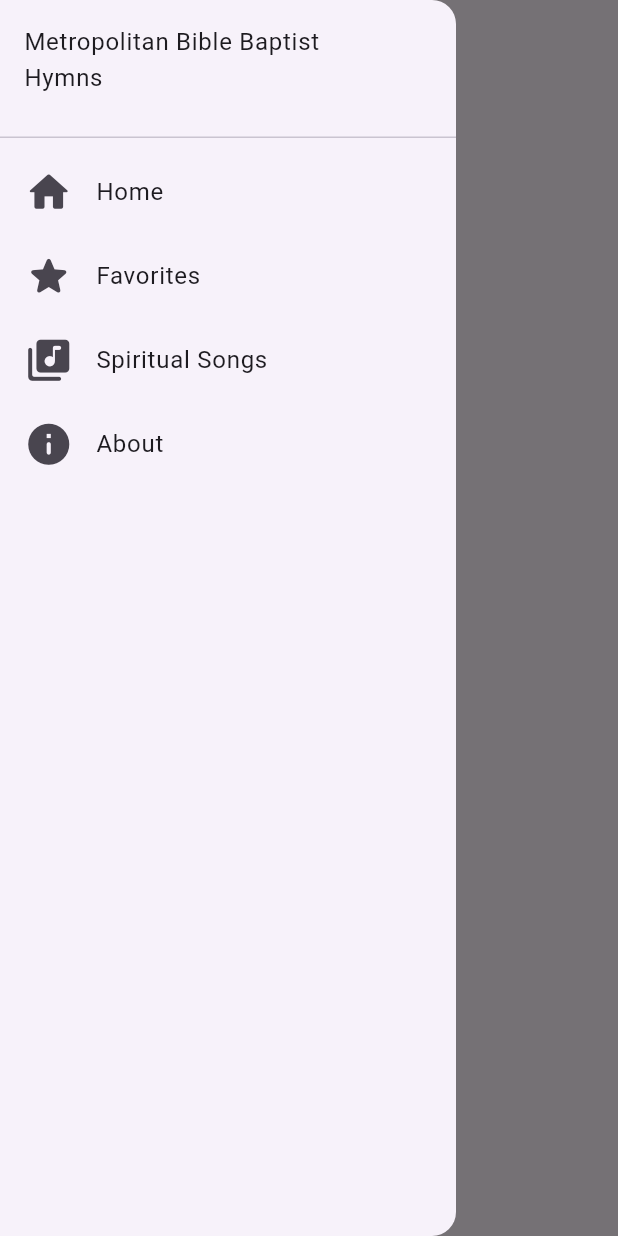
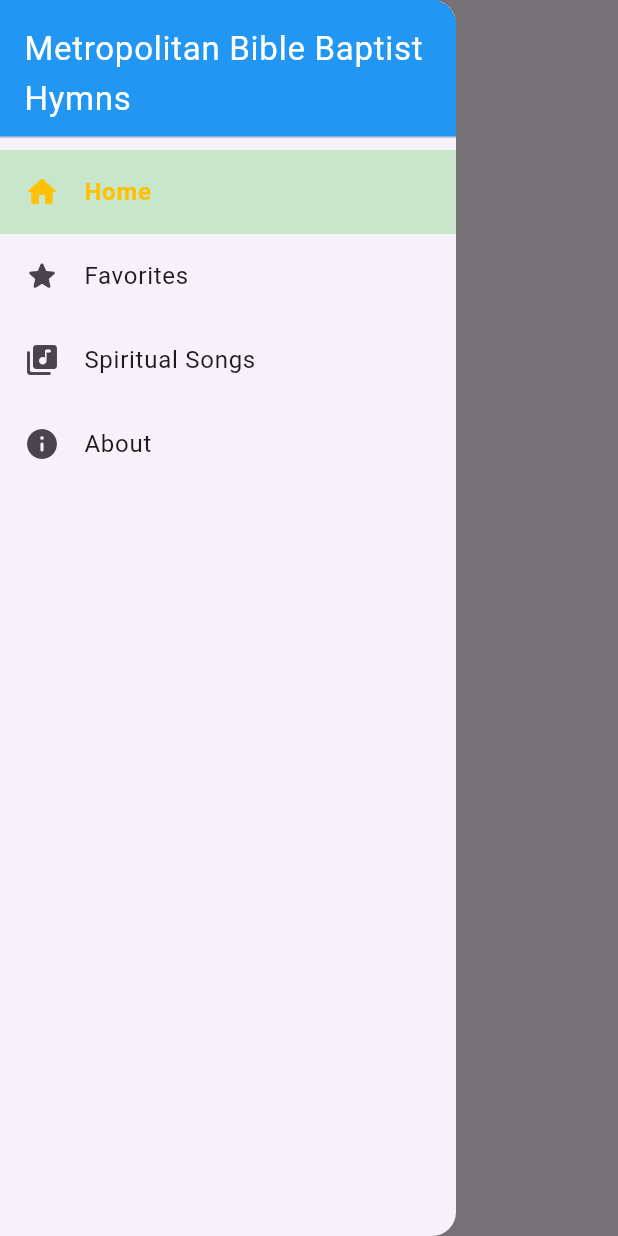
Before and after one commit to JoshNicked/Hymns, a Flutter app: the screen it shows after launch, with the side drawer open, on a phone screen of 412 x 824 dp. Run offline on Flutter 3.47's test engine with Material 3 defaults, Android fonts, the phone set to English and light mode, and no system bars.

Commit message:
Hanburger Nav Menu

```diff
--- a/lib/about_page.dart
+++ b/lib/about_page.dart
@@ -5,6 +5,10 @@ class AboutPage extends StatelessWidget {
 
   @override
   Widget build(BuildContext context) {
-    return const Placeholder();
+    return Scaffold(
+      body: Center(
+        child: Text("About"),
+      ),
+    );
   }
 }
--- a/lib/favorites_page.dart
+++ b/lib/favorites_page.dart
@@ -8,7 +8,7 @@ class FavoritesPage extends StatelessWidget {
   Widget build(BuildContext context) {
     return Scaffold(
       body: Center(
-        child: Text("What"),
+        child: Text("Favorites Page"),
       ),
     );
   }
--- a/lib/home_page.dart
+++ b/lib/home_page.dart
@@ -1,5 +1,4 @@
 import 'package:flutter/material.dart';
-import 'package:hymnals/favorites_page.dart';
 
 
 class HomePage extends StatelessWidget {
@@ -8,81 +7,12 @@ class HomePage extends StatelessWidget {
   @override
   Widget build(BuildContext context) {
     return Scaffold(
-      appBar: AppBar(
-        title: const Text("Home"),
-      ),
-      drawer: Drawer(
-
-        child: ListView(
+      body: Center(
+        child: Column(
+          mainAxisAlignment: MainAxisAlignment.center,
           children: [
-
-            SizedBox(
-              height: 100,
-              child: DrawerHeader(
-                child: Text(
-                  "Metropolitan Bible Baptist\nHymns",
-                  style: TextStyle(
-
-                  )
-                )
-              ),
-            ),
-
-            ListTile(
-              title: Row(
-                children: [
-                  Icon(Icons.home_rounded,
-                    size: 33,),
-                  SizedBox(width: 15),
-                  Text("Home")
-                ],
-              ),
-              onTap: () {}
-            ),
-
-            ListTile(
-              title: Row(
-                children: [
-                  Icon(Icons.star_rounded,
-                    size: 33,),
-                  SizedBox(width: 15),
-                  Text("Favorites")
-                ],
-              ),
-              onTap: () {Navigator.push(context,  MaterialPageRoute(builder: (context) => FavoritesPage()),);}
-            ),
-
-            ListTile(
-              title: Row(
-                children: [
-                  Icon(Icons.my_library_music_rounded,
-                    size: 33,),
-                  SizedBox(width: 15),
-                  Text("Spiritual Songs")
-                ],
-              ),
-              onTap: () {}
-            ),
-
-            ListTile(
-              title: Row(
-                children: [
-                  Icon(Icons.info_rounded,
-                    size: 33,),
-                  SizedBox(width: 15),
-                  Text("About")
-                ],
-              ),
-              onTap: () {}
-            ),
-
-
-
-          ],
-        ),
-      ),
-      body: Center(
-        child: Text("Loading..."),
+            Text("Home Page")
+          ],),
       ),
     );
   }
--- a/lib/loading_page.dart
+++ b/lib/loading_page.dart
@@ -8,7 +8,7 @@ class LoadingPage extends StatelessWidget {
   @override
   Widget build(BuildContext context) {
   Future.delayed(Duration(seconds: 4),() {
-    Navigator.pushReplacementNamed(context, 'home_page');
+    Navigator.pushReplacementNamed(context, 'main_template');
   });
 
 
--- a/lib/main.dart
+++ b/lib/main.dart
@@ -3,6 +3,7 @@ import 'package:hymnals/about_page.dart';
 import 'package:hymnals/favorites_page.dart';
 import 'package:hymnals/home_page.dart';
 import 'package:hymnals/loading_page.dart';
+import 'package:hymnals/main_template.dart';
 import 'package:hymnals/songs_page.dart';
 
 
@@ -20,6 +21,7 @@ class HymnsApp extends StatelessWidget {
       initialRoute: 'loading_in_page',
       routes: {
         'loading_in_page': (context) => LoadingPage(),
+        'main_template': (context) => MainTemplate(),
         'home_page': (context) => HomePage(),
         'favorites_page': (context) => FavoritesPage(),
         'songs_page': (context) => SongsPage(),
--- /dev/null
+++ b/lib/main_template.dart
@@ -0,0 +1,156 @@
+import 'package:flutter/material.dart';
+import 'package:hymnals/about_page.dart';
+import 'package:hymnals/favorites_page.dart';
+import 'package:hymnals/home_page.dart';
+import 'package:hymnals/songs_page.dart';
+
+
+
+class MainTemplate extends StatelessWidget {
+  const MainTemplate({super.key});
+
+  @override
+  Widget build(BuildContext context) {
+    return MaterialApp(
+      debugShowCheckedModeBanner: false,
+      home: MainTemplatePage(),
+    );
+  }
+}
+
+class MainTemplatePage extends StatefulWidget {
+  const MainTemplatePage({super.key});
+
+  @override
+  _HomePageState createState() => _HomePageState();
+}
+
+class _HomePageState extends State<MainTemplatePage> {
+  int _selectedIndex = 0;
+
+  static const List<Widget> _pages = <Widget>[
+
+    Center(
+      child: HomePage()
+    ),
+
+    Center(
+      child: FavoritesPage()
+    ),
+
+    Center(
+      child: SongsPage()
+    ),
+
+    Center(
+      child: AboutPage()
+      ),
+
+  ];
+  String _appBarTitle = 'Home';
+
+  void _onSelectItem(int index, String newTitle) {
+    Navigator.pop(context);
+    setState(() {       _appBarTitle = newTitle;
+      _selectedIndex = index;
+    });
+  }
+
+  @override
+  Widget build(BuildContext context) {
+
+    final selectedNavMenu = Colors.amber;
+    final selectedNavMenuBG = Colors.green.shade100;
+
+    return Scaffold(
+      appBar: AppBar(
+        title: Text(_appBarTitle),
+      ),
+      drawer: Drawer(
+        child: ListView(
+          children: <Widget>[
+
+            SizedBox(
+              height: 100,
+              child: DrawerHeader(
+              decoration: BoxDecoration(color: Colors.blue), //Background of Drawer Header
+              child: Text(
+                "Metropolitan Bible Baptist\nHymns",
+                style: TextStyle(
+                  color: Colors.white,
+                  fontSize: 22
+                )
+              ),
+              ),
+            ),
+
+            ListTile(
+              leading: Icon(Icons.home_rounded,
+                color: _selectedIndex == 0 ? selectedNavMenu : null
+              ),
+              title: Text(
+                'Home',
+                style: TextStyle(
+                  color: _selectedIndex == 0 ? selectedNavMenu : null,
+                  fontWeight: _selectedIndex == 0 ? FontWeight.bold : FontWeight.normal,
+                ),
+              ),
+              selected: _selectedIndex == 0,
+              selectedTileColor: selectedNavMenuBG,
+              onTap: () => _onSelectItem(0, "Home"),
+            ),
+
+            ListTile(
+              leading: Icon(Icons.star_rounded,
+                color: _selectedIndex == 1 ? selectedNavMenu : null
+              ),
+              title: Text(
+                'Favorites',
+                style: TextStyle(
+                  color: _selectedIndex == 1 ? selectedNavMenu : null,
+                  fontWeight: _selectedIndex == 1 ? FontWeight.bold : FontWeight.normal,
+                ),
+              ),
+              selected: _selectedIndex == 1,
+              selectedTileColor: selectedNavMenuBG,
+              onTap: () => _onSelectItem(1, "Favorites"),
+            ),
+
+            ListTile(
+              leading: Icon(Icons.my_library_music_rounded,
+                color: _selectedIndex == 2 ? selectedNavMenu : null
+              ),
+              title: Text(
+                'Spiritual Songs',
+                style: TextStyle(
+                  color: _selectedIndex == 2 ? selectedNavMenu : null,
+                  fontWeight: _selectedIndex == 2 ? FontWeight.bold : FontWeight.normal,
+                ),
+              ),
+              selected: _selectedIndex == 2,
+              selectedTileColor: selectedNavMenuBG,
+              onTap: () => _onSelectItem(2,"Spiritual Songs"),
+            ),
+
+            ListTile(
+              leading: Icon(Icons.info_rounded,
+                color: _selectedIndex == 3 ? selectedNavMenu : null
+              ),
+              title: Text(
+                'About',
+                style: TextStyle(
+                  color: _selectedIndex == 3 ? selectedNavMenu : null,
+                  fontWeight: _selectedIndex == 3 ? FontWeight.bold : FontWeight.normal,
+                ),
+              ),
+              selected: _selectedIndex == 3,
+              selectedTileColor: selectedNavMenuBG,
+              onTap: () => _onSelectItem(3,"About"),
+            ),
+          ],
+        ),
+      ),
+      body: _pages[_selectedIndex],
+    );
+  }
+}
--- a/lib/songs_page.dart
+++ b/lib/songs_page.dart
@@ -5,6 +5,10 @@ class SongsPage extends StatelessWidget {
 
   @override
   Widget build(BuildContext context) {
-    return const Placeholder();
+    return Scaffold(
+      body: Center(
+        child: Text("Songs"),
+      ),
+    );
   }
 }
```
